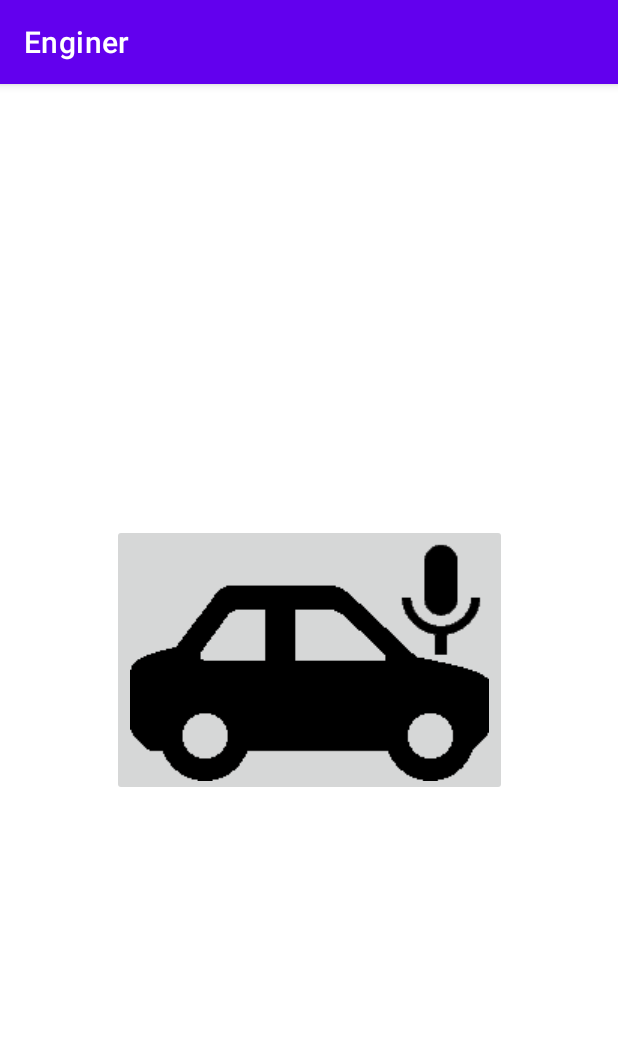
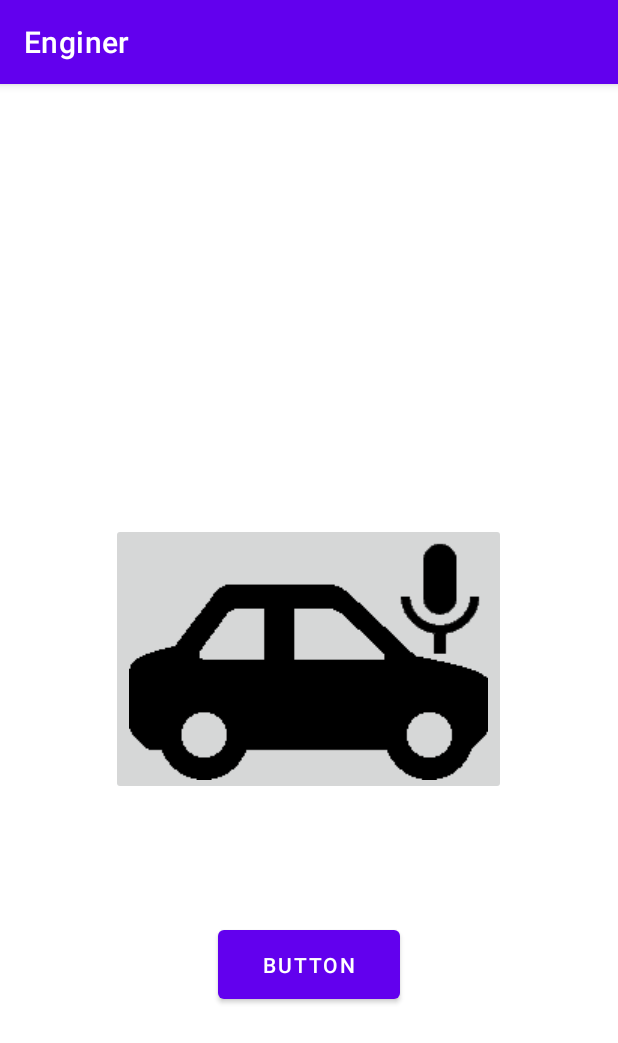
Before and after one commit to lcaprioli17/Enginer, an Android app: the screen it shows after launch (MainActivity), on a phone screen of 412 x 824 dp. Shown: the top 1043 px of the screen. Run offline under Robolectric (Android 15) with nearby library versions, the phone set to English and light mode, and no system bars; libraries missing offline, so code that uses them is left out: org.tensorflow.lite.

Commit message:
new activity to load a file

```diff
--- a/app/src/main/AndroidManifest.xml
+++ b/app/src/main/AndroidManifest.xml
@@ -11,6 +11,9 @@
         android:roundIcon="@mipmap/ic_launcher_round"
         android:supportsRtl="true"
         android:theme="@style/Theme.Enginer">
+        <activity
+            android:name=".LoadActivity"
+            android:exported="false" />
         <activity
             android:name=".ClassificationActivity"
             android:exported="false" />
--- a/app/src/main/res/layout/activity_classification.xml
+++ b/app/src/main/res/layout/activity_classification.xml
@@ -14,7 +14,7 @@
         android:gravity="center"
         android:lines="5"
         android:textAppearance="@style/TextAppearance.AppCompat.Medium"
-        app:layout_constraintBottom_toTopOf="@+id/button"
+        app:layout_constraintBottom_toTopOf="@+id/stopButton"
         app:layout_constraintEnd_toEndOf="parent"
         app:layout_constraintHorizontal_bias="0.494"
         app:layout_constraintStart_toStartOf="parent" />
@@ -26,6 +26,7 @@
         android:layout_marginTop="35dp"
         android:text="Recording"
         android:textAppearance="@style/TextAppearance.AppCompat.Large"
+        android:textAlignment="center"
         app:layout_constraintBottom_toTopOf="@+id/output"
         app:layout_constraintEnd_toEndOf="parent"
         app:layout_constraintHorizontal_bias="0.498"
@@ -45,7 +46,7 @@
         app:layout_constraintStart_toStartOf="parent" />
 
     <Button
-        android:id="@+id/button"
+        android:id="@+id/stopButton"
         android:layout_width="128dp"
         android:layout_height="74dp"
         android:layout_marginBottom="48dp"
--- a/app/src/main/res/layout/activity_main.xml
+++ b/app/src/main/res/layout/activity_main.xml
@@ -8,14 +8,26 @@
 
 
     <ImageButton
-        android:id="@+id/imageButton"
+        android:id="@+id/classifyButton"
         android:layout_width="wrap_content"
         android:layout_height="wrap_content"
         android:onClick="startRec"
+        app:layout_constraintBottom_toTopOf="@+id/loadButton"
+        app:layout_constraintEnd_toEndOf="parent"
+        app:layout_constraintHorizontal_bias="0.496"
+        app:layout_constraintStart_toStartOf="parent"
+        app:layout_constraintTop_toTopOf="parent"
+        app:layout_constraintVertical_bias="0.777"
+        app:srcCompat="@drawable/sedan_icon_28" />
+
+    <Button
+        android:id="@+id/loadButton"
+        android:layout_width="121dp"
+        android:layout_height="58dp"
+        android:layout_marginBottom="152dp"
+        android:text="Button"
         app:layout_constraintBottom_toBottomOf="parent"
         app:layout_constraintEnd_toEndOf="parent"
         app:layout_constraintHorizontal_bias="0.5"
-        app:layout_constraintStart_toStartOf="parent"
-        app:layout_constraintTop_toTopOf="parent"
-        app:srcCompat="@drawable/sedan_icon_28" />
+        app:layout_constraintStart_toStartOf="parent" />
 </androidx.constraintlayout.widget.ConstraintLayout>
```
Also changed, not shown: app/src/main/java/com/example/enginer/LoadActivity.java (added, +23 -0 lines), app/src/main/res/layout/activity_load.xml (added, +32 -0 lines).
